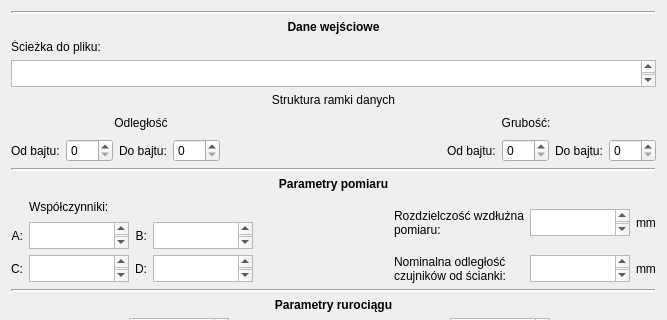
The window that OptionsWindows.ui (ukito-pl/UltraSoundScanViewer) describes before a commit, drawn with Qt 5; both pictures show x 0 to 667 and y 0 to 320 of the 667 by 573 pixel window.
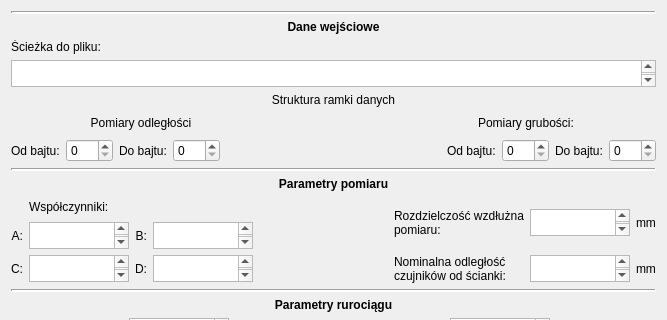
The same window after the commit.

What changed in the file:
```diff
--- a/OptionsWindows.ui
+++ b/OptionsWindows.ui
@@ -97,7 +97,7 @@
         </size>
        </property>
        <property name="text">
-        <string>Odległość</string>
+        <string>Pomiary odległości</string>
        </property>
        <property name="alignment">
         <set>Qt::AlignCenter</set>
@@ -126,7 +126,7 @@
         </size>
        </property>
        <property name="text">
-        <string>Grubość:</string>
+        <string>Pomiary grubości:</string>
        </property>
        <property name="alignment">
         <set>Qt::AlignCenter</set>
```
Left out of the diff: 12 changed lines with no effect on the pictures.
